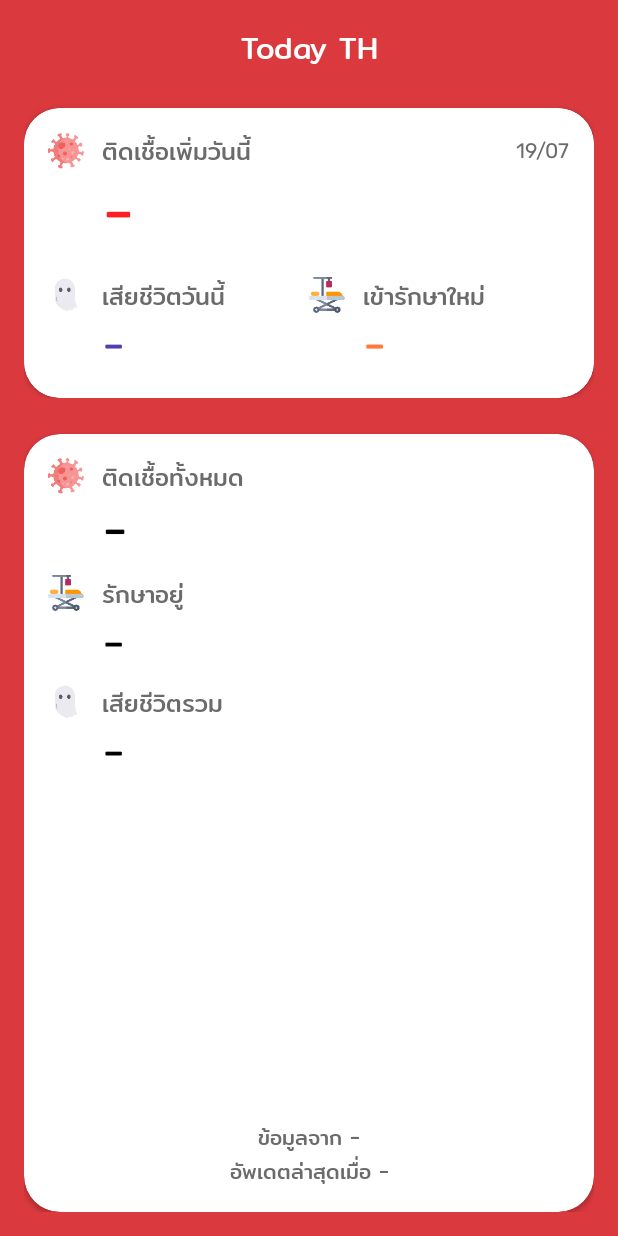
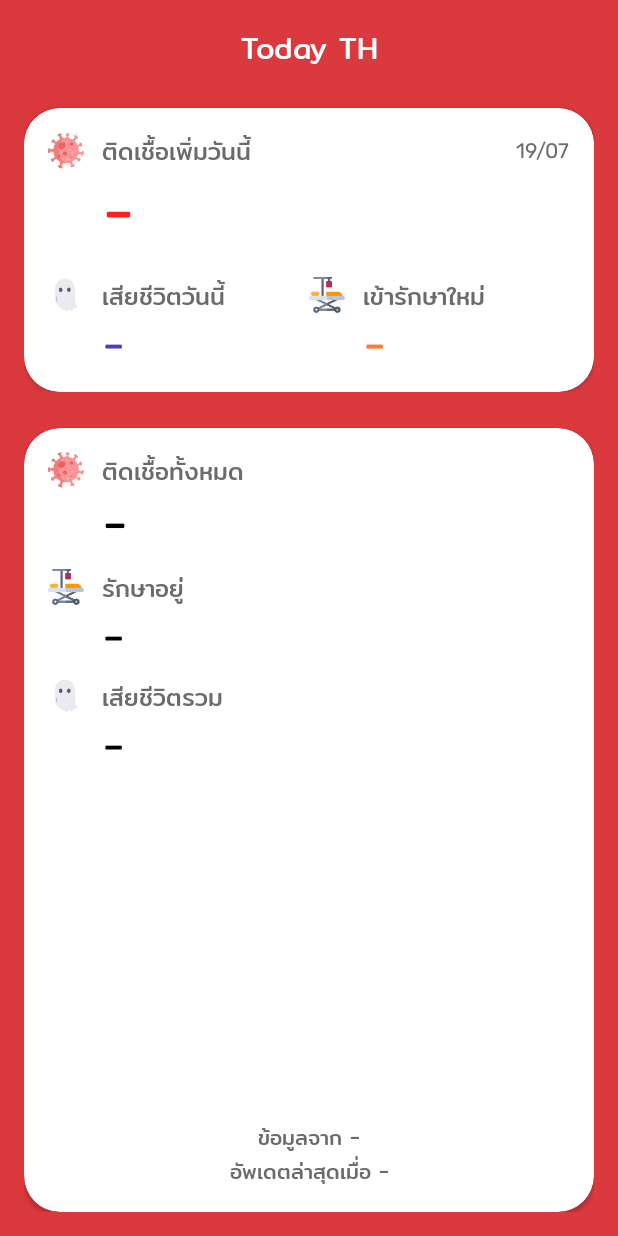
Before and after one commit to oakraw/thailand-covid-case-android, an Android app: the screen it shows after launch (MainActivity), on a phone screen of 412 x 824 dp. Run offline under Robolectric (Android 15) with nearby library versions, the light colour scheme and no system bars; libraries missing offline, so code that uses them is left out: com.haroldadmin.cnradapter, com.jakewharton.retrofit2; 17 statements that could not run were skipped.

Commit message:
fix widget display wrong in low resolution device

```diff
--- a/app/src/main/java/com/oakraw/thailand_covid/ui/main/MainActivity.kt
+++ b/app/src/main/java/com/oakraw/thailand_covid/ui/main/MainActivity.kt
@@ -97,7 +97,7 @@ class MainActivity : AppCompatActivity() {
             imageTotalCase.isInvisible = !this
             imageNewCase.isInvisible = !this
         }
-        textHeader.text = remoteConfig.getString("app_title")
+        textHeader.text = remoteConfig.getString("app_headline")
     }
 
     private fun shareBitmap(bitmap: Bitmap) {
--- a/app/src/main/res/layout/view_widget_template1.xml
+++ b/app/src/main/res/layout/view_widget_template1.xml
@@ -7,7 +7,10 @@
     android:layout_width="match_parent"
     android:layout_height="wrap_content"
     android:background="@drawable/shape_rounded_corner"
-    android:padding="@dimen/space_2">
+    android:paddingTop="@dimen/space_2"
+    android:paddingStart="@dimen/space_2"
+    android:paddingEnd="@dimen/space_2"
+    android:paddingBottom="@dimen/space_1.5">
 
     <LinearLayout
         android:id="@+id/containerTitle"
@@ -48,9 +51,9 @@
         android:layout_below="@id/containerTitle"
         android:layout_marginStart="@dimen/space_4.5"
         android:text="-"
-        tools:text="10,214"
         android:textAppearance="@style/TextAppearance.App.Display2.Number"
-        android:textColor="@color/danger" />
+        android:textColor="@color/danger"
+        tools:text="10,214" />
 
     <LinearLayout
         android:id="@+id/containerSecondaryInfo"
@@ -123,10 +126,13 @@
                 android:layout_height="wrap_content"
                 android:layout_below="@id/titleHeal"
                 android:layout_alignStart="@id/titleHeal"
-                tools:text="116,135"
+                android:maxLines="1"
                 android:text="-"
                 android:textAppearance="@style/TextAppearance.App.Display1.Number"
-                android:textColor="@color/secondary" />
+                android:textColor="@color/secondary"
+                app:autoSizeMaxTextSize="@dimen/material_text_display1"
+                app:autoSizeTextType="uniform"
+                tools:text="116,135" />
         </RelativeLayout>
 
     </LinearLayout>
--- /dev/null
+++ b/app/src/main/res/values-sw400dp/dimens.xml
@@ -0,0 +1,17 @@
+<?xml version="1.0" encoding="utf-8"?>
+<resources>
+    <dimen name="material_text_overline">10sp</dimen>
+    <dimen name="material_text_button">14sp</dimen>
+    <dimen name="material_text_menu">14sp</dimen>
+    <dimen name="material_text_caption">12sp</dimen>
+    <dimen name="material_text_body1">14sp</dimen>
+    <dimen name="material_text_body2">13sp</dimen>
+    <dimen name="material_text_subhead">16sp</dimen>
+    <dimen name="material_text_subtitle">18sp</dimen>
+    <dimen name="material_text_title">20sp</dimen>
+    <dimen name="material_text_headline">24sp</dimen>
+    <dimen name="material_text_display1">32sp</dimen>
+    <dimen name="material_text_display2">45sp</dimen>
+    <dimen name="material_text_display3">56sp</dimen>
+    <dimen name="material_text_display4">112sp</dimen>
+</resources>
--- a/app/src/main/res/values/dimens.xml
+++ b/app/src/main/res/values/dimens.xml
@@ -30,14 +30,8 @@
     <dimen name="material_text_subtitle">18sp</dimen>
     <dimen name="material_text_title">20sp</dimen>
     <dimen name="material_text_headline">24sp</dimen>
-    <dimen name="material_text_display1">32sp</dimen>
-    <dimen name="material_text_display2">45sp</dimen>
-    <dimen name="material_text_display3">56sp</dimen>
+    <dimen name="material_text_display1">28sp</dimen>
+    <dimen name="material_text_display2">40sp</dimen>
+    <dimen name="material_text_display3">48sp</dimen>
     <dimen name="material_text_display4">112sp</dimen>
-
-    <dimen name="action_bar_size">48dp</dimen>
-    <dimen name="product_listing_horizontal_item_width">136dp</dimen>
-    <dimen name="more_banner_width">268dp</dimen>
-    <dimen name="hot_deal_item_width">108dp</dimen>
-    <dimen name="hot_key_item_width">48dp</dimen>
 </resources>
--- a/app/src/main/res/xml/remote_config_defaults.xml
+++ b/app/src/main/res/xml/remote_config_defaults.xml
@@ -6,6 +6,10 @@
         <value>Today TH</value>
     </entry>
     <entry>
+        <key>app_headline</key>
+        <value>Today TH</value>
+    </entry>
+    <entry>
         <key>show_covid</key>
         <value>false</value>
     </entry>
--- a/app/src/main/res/xml/main_appwidget_info.xml
+++ b/app/src/main/res/xml/template1_appwidget_info.xml
@@ -4,7 +4,7 @@
     android:minHeight="100dp"
     android:updatePeriodMillis="3600000"
     android:previewImage="@drawable/preview_widget_template1"
-    android:initialLayout="@layout/activity_main"
+    android:initialLayout="@layout/view_widget_template1"
     android:resizeMode="horizontal|vertical"
     android:widgetCategory="home_screen">
 </appwidget-provider>
```
Also changed, not shown: app/src/main/AndroidManifest.xml (+10 -2 lines), app/src/main/java/com/oakraw/thailand_covid/service/AppWidgetTemplate1Provider.kt (added, +7 -0 lines), app/src/main/java/com/oakraw/thailand_covid/service/AppWidgetTemplate3Provider.kt (added, +7 -0 lines), app/src/main/java/com/oakraw/thailand_covid/service/BaseAppWidgetProvider.kt (renamed from app/src/main/java/com/oakraw/thailand_covid/service/MainAppWidgetProvider.kt, +7 -19 lines), app/src/main/res/layout/view_widget_template3.xml (added, +77 -0 lines), app/src/main/res/xml/template3_appwidget_info.xml (added, +10 -0 lines), app/src/main/res/drawable-xxhdpi/preview_widget_template1.png, app/src/main/res/drawable-xxhdpi/preview_widget_template3.png (added), 1 other file.
